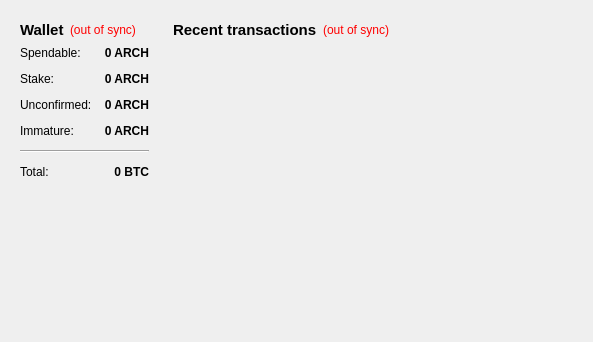
Before: the Qt Designer form src/qt/forms/overviewpage.ui in EdgarSoares/ARCH, drawn with Qt 5.
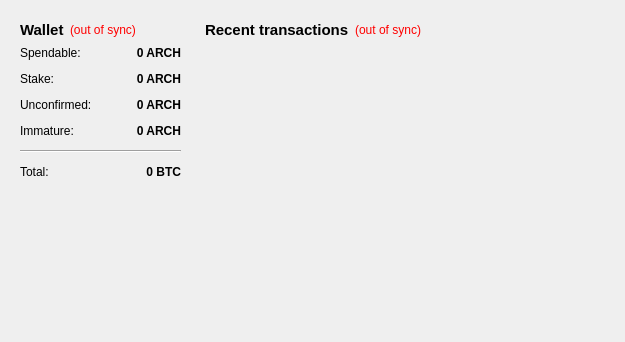
After: the same form once the commit is applied.

```diff
--- a/src/qt/forms/overviewpage.ui
+++ b/src/qt/forms/overviewpage.ui
@@ -6,7 +6,7 @@
    <rect>
     <x>0</x>
     <y>0</y>
-    <width>573</width>
+    <width>625</width>
     <height>342</height>
    </rect>
   </property>
@@ -18,6 +18,12 @@
     <layout class="QVBoxLayout" name="verticalLayout_2">
      <item>
       <widget class="QWidget" name="widget" native="true">
+       <property name="sizePolicy">
+        <sizepolicy hsizetype="Expanding" vsizetype="Expanding">
+         <horstretch>0</horstretch>
+         <verstretch>0</verstretch>
+        </sizepolicy>
+       </property>
        <property name="minimumSize">
         <size>
          <width>0</width>
@@ -31,6 +37,9 @@
         </size>
        </property>
        <layout class="QVBoxLayout" name="verticalLayout_4">
+        <property name="topMargin">
+         <number>9</number>
+        </property>
         <item>
          <layout class="QHBoxLayout" name="horizontalLayout_4">
           <item>
```
